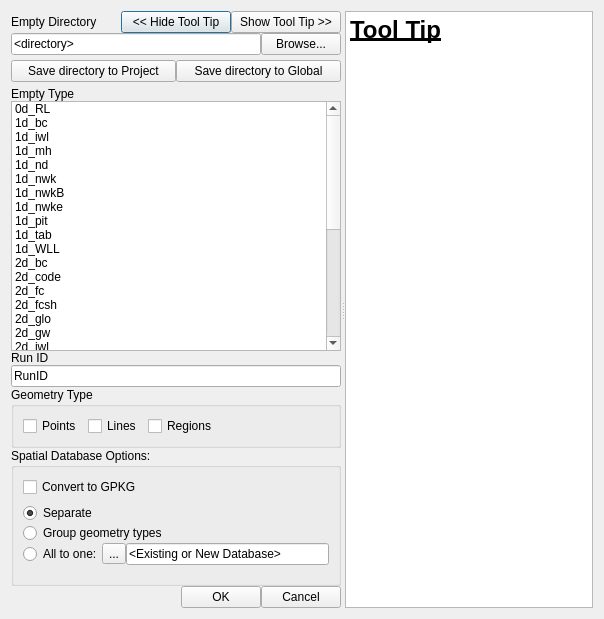
Before: the Qt Designer form tuflow/forms/ui_tuflowqgis_import_empties.ui in TUFLOW-Support/QGIS-TUFLOW-Plugin, drawn with Qt 5.
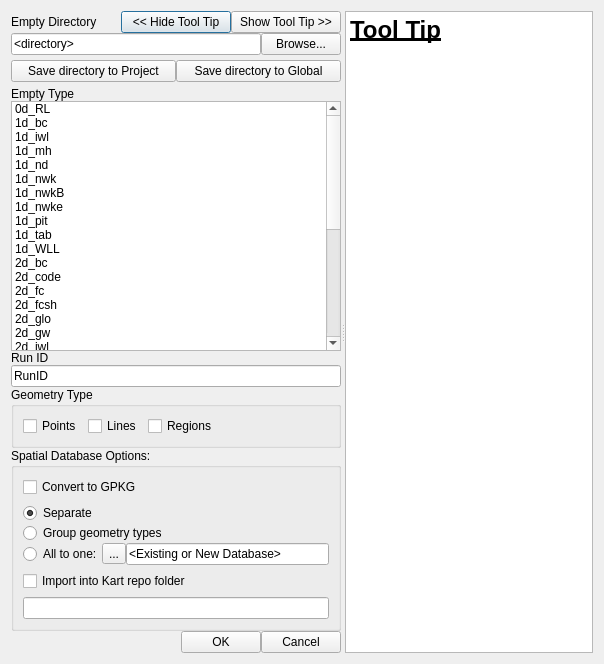
After: the same form once the commit is applied.

```diff
--- a/tuflow/forms/ui_tuflowqgis_import_empties.ui
+++ b/tuflow/forms/ui_tuflowqgis_import_empties.ui
@@ -507,6 +507,16 @@
               </item>
              </layout>
             </item>
+            <item>
+             <widget class="QCheckBox" name="cb_import_into_kart">
+              <property name="text">
+               <string>Import into Kart repo folder</string>
+              </property>
+             </widget>
+            </item>
+            <item>
+             <widget class="QLineEdit" name="le_kart_repo"/>
+            </item>
             <item>
              <spacer name="verticalSpacer">
               <property name="orientation">
```
